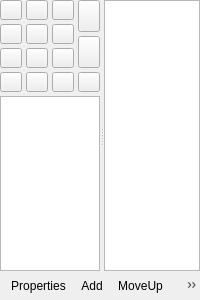
Old version of the form src/ptz-controls.ui in the repository glikely/obs-ptz.
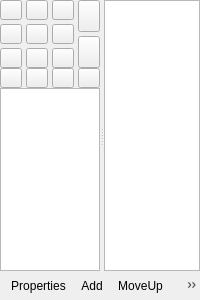
New version of the form. Icons and pictures are not drawn. Custom widgets are drawn as their Qt base class.

Commit message:
ui: Use QFrame for dock contents widget
OBS Studio theming expects docks to be based on a QFrame to match the
style with the rest of the application. The code had been using a
QWidget, which worked but isn't able to get styled correctly. QFrame
does the right thing.

```diff
--- a/src/ptz-controls.ui
+++ b/src/ptz-controls.ui
@@ -1,7 +1,7 @@
 <?xml version="1.0" encoding="UTF-8"?>
 <ui version="4.0">
  <class>PTZControls</class>
- <widget class="QWidget" name="PTZControls">
+ <widget class="QFrame" name="PTZControls">
   <property name="geometry">
    <rect>
     <x>0</x>
@@ -37,16 +37,10 @@
      <property name="childrenCollapsible">
       <bool>false</bool>
      </property>
-     <widget class="QWidget" name="splitterWidgetLeft" native="true">
-      <property name="maximumSize">
-       <size>
-        <width>200</width>
-        <height>16777215</height>
-       </size>
-      </property>
+     <widget class="QFrame" name="splitterWidgetLeft">
       <layout class="QVBoxLayout" name="splitterWidgetLeftVerticalLayout">
        <property name="spacing">
-        <number>4</number>
+        <number>0</number>
        </property>
        <property name="leftMargin">
         <number>0</number>
```
The commit also changes 2 other files.
